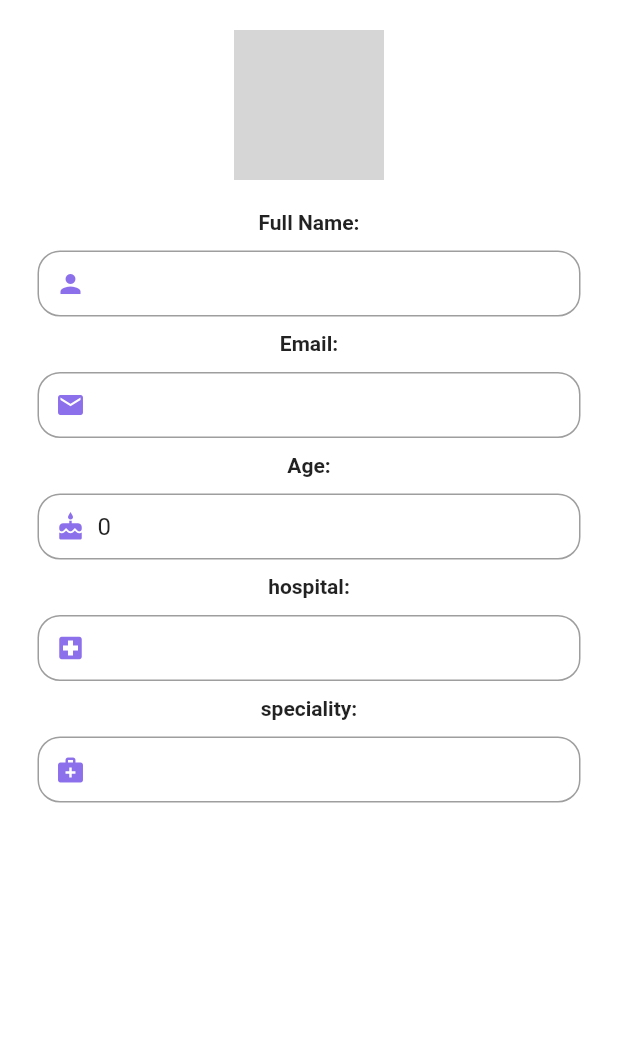
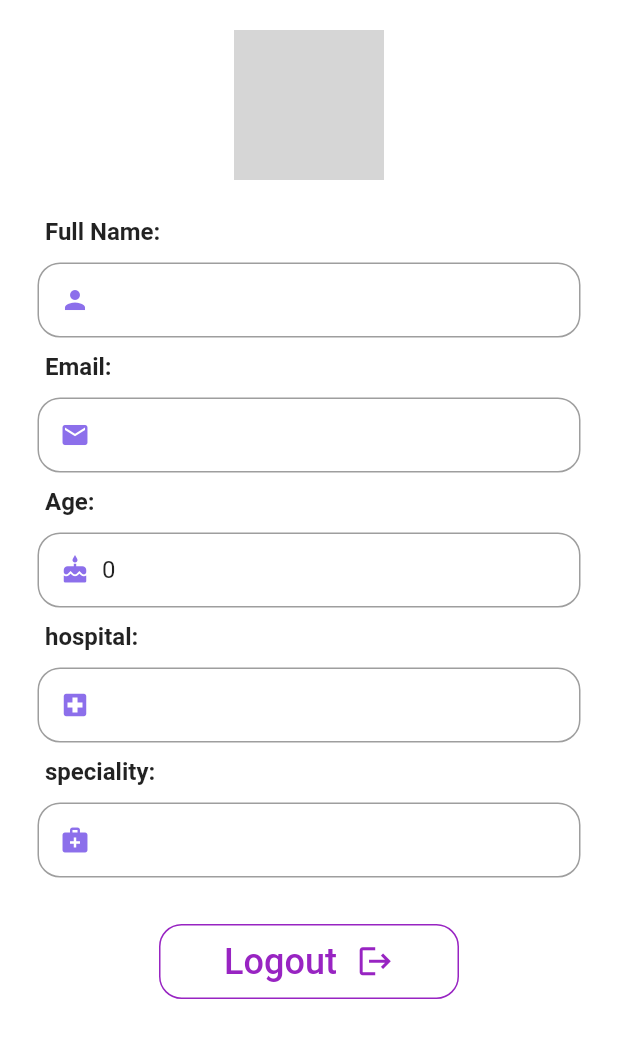
Before and after one commit to iivvy/RadianceMobile, a Flutter app: the ProfilePage screen opened directly, on a phone screen of 412 x 824 dp. Shown: the top 1038 px of the screen. Run offline on Flutter 3.47's test engine with Material 2 defaults, Android fonts, the light colour scheme and no system bars; our stand-ins replace bloc, device_info_plus, equatable, flutter_bloc, flutter_secure_storage, flutter_translate and 3 more; accounts and stored records are empty; network calls fail; Roboto replaces fonts that are missing (Barlow, Poppins); grey boxes are pictures that could not be loaded.

Commit message:
profile done still the photo update

```diff
--- a/lib/login/auth_repo.dart
+++ b/lib/login/auth_repo.dart
@@ -43,6 +43,11 @@ class AuthenticationService extends MainRepository {
       return true;
     }
   }
+  Future<void> logout() async {
+    const storage = FlutterSecureStorage();
+    await storage.delete(key: 'access_token');
+    // You can also perform additional logout-related tasks here
+  }
 
   /// function of Get Session
   Future<bool> getSession() async {
--- a/lib/profile/profile.dart
+++ b/lib/profile/profile.dart
@@ -1,9 +1,14 @@
 import 'dart:math';
 
+import 'package:RadianceAI/login/auth_repo.dart';
+import 'package:RadianceAI/login/bloc/auth_bloc.dart';
+import 'package:RadianceAI/login/login.dart';
 import 'package:RadianceAI/profile/avatar_widget.dart';
 import 'package:RadianceAI/user/models/user_model.dart';
+import 'package:flutter/cupertino.dart';
 import 'package:flutter/material.dart';
-import 'package:RadianceAI/user/user_repo.dart'; // Import your user repository
+import 'package:RadianceAI/user/user_repo.dart';
+import 'package:flutter_bloc/flutter_bloc.dart'; // Import your user repository
 
 class ProfilePage extends StatefulWidget {
   @override
@@ -34,9 +39,13 @@ class _ProfilePageState extends State<ProfilePage> {
   Widget _userInfoCard(String label, String value, IconData? icon) {
     return Column(
       children: [
-        Text(
-          label,
-          style: const TextStyle(fontSize: 14, fontWeight: FontWeight.bold),
+        Container(
+          padding: const EdgeInsets.only(left: 30.0),
+          alignment: Alignment.topLeft,
+          child: Text(
+            label,
+            style: const TextStyle(fontSize: 16, fontWeight: FontWeight.w700),
+          ),
         ),
         const SizedBox(height: 1),
         Card(
@@ -47,14 +56,14 @@ class _ProfilePageState extends State<ProfilePage> {
             side: const BorderSide(color: Color.fromARGB(255, 158, 158, 158)),
           ),
           child: Padding(
-            padding: const EdgeInsets.all(12),
+            padding: const EdgeInsets.all(15),
             child: Row(
               children: [
                 if (icon != null)
                   Icon(
                     icon,
                     size: 20,
-                    color: Color.fromARGB(255, 140, 111, 235),
+                    color: const Color.fromARGB(255, 140, 111, 235),
                   ),
                 const SizedBox(width: 8),
                 Text(
@@ -81,24 +90,99 @@ class _ProfilePageState extends State<ProfilePage> {
                 // crossAxisAlignment: CrossAxisAlignment.center,
                 children: [
                   const SizedBox(height: 20),
-
                   CircleAvatar(
                     radius: 50,
                     backgroundImage: NetworkImage(
                         'http://127.0.0.1:8000${user?.profile_picture}'),
                   ),
-                  const SizedBox(height: 20),
-                  _userInfoCard('Full Name:', user!.first_name +' '+user!.last_name, Icons.person),
+                  const SizedBox(height: 25),
+                  _userInfoCard('Full Name:',
+                      user!.first_name + ' ' + user!.last_name, Icons.person),
                   _userInfoCard('Email:', user!.email, Icons.email),
                   _userInfoCard('Age:', '${user!.age}', Icons.cake),
                   _userInfoCard(
                       'hospital:', '${user!.hospital}', Icons.local_hospital),
                   _userInfoCard(
                       'speciality:', user!.speciality, Icons.medical_services),
+                  const SizedBox(height: 20),
+                  Padding(
+                    padding: const EdgeInsets.only(top: 1.0, bottom: 5.0),
+                    child: Material(
+                      color: const Color.fromARGB(255, 255, 255, 255),
+                      borderRadius:
+                          const BorderRadius.all(Radius.circular(18.0)),
+                      child: MaterialButton(
+                          shape: RoundedRectangleBorder(
+                              borderRadius: BorderRadius.circular(15),
+                              side: const BorderSide(color: Color.fromARGB(255, 152, 36, 194))),
+                          minWidth: 200.0,
+                          height: 50.0,
+
+                          onPressed: () async {
+                                 showDeleteAlert(context);
+                          },
+                          child: const Row(
+                            mainAxisSize: MainAxisSize.min,
+                            children: [
+                              Text(
+                                'Logout',
+                                style: TextStyle(
+                                    color: Color.fromARGB(255, 152, 36, 194),
+                                    fontSize: 24.0,
+                                    fontFamily: 'Poppins',
+                                    fontWeight: FontWeight.w500),
+                              ),
+                              SizedBox(
+                                width: 13,
+                              ),
+                              Icon(
+                                Icons.logout,
+                                color: Color.fromARGB(255, 152, 36, 194),
+                                size: 25.0,
+                                weight: 15.0,
+                              )
+                            ],
+                          )),
+                    ),
+                  ),
+
+
                 ],
               )
             : const CircularProgressIndicator(), // Show loading indicator while fetching
       ),
     );
   }
+   void showDeleteAlert(BuildContext context) async {
+    await showCupertinoDialog<String>(
+      context: context,
+      builder: (BuildContext context) => CupertinoAlertDialog(
+        content: const Text("confirmLogout"),
+        actions: <Widget>[
+          CupertinoDialogAction(
+            child: const Text("Ok"),
+           onPressed: () async {
+            final authService = AuthenticationService();
+            await authService.logout();
+            Navigator.pushReplacement(context, MaterialPageRoute(builder: (context) => const Login()));
+
+            // Display a message to confirm successful logout
+            // ignore: use_build_context_synchronously
+            ScaffoldMessenger.of(context).showSnackBar(
+              const SnackBar(
+                content: Text("Logged out successfully!"),
+              ),
+            );
+          },
+          ),
+          CupertinoDialogAction(
+            child: const Text("cancel"),
+            onPressed: () {
+              return Navigator.of(context).pop();
+            },
+          ),
+        ],
+      ),
+    );
+  }
 }
```
Also changed, not shown: lib/login/bloc/auth_bloc.dart (+16 -10 lines).
